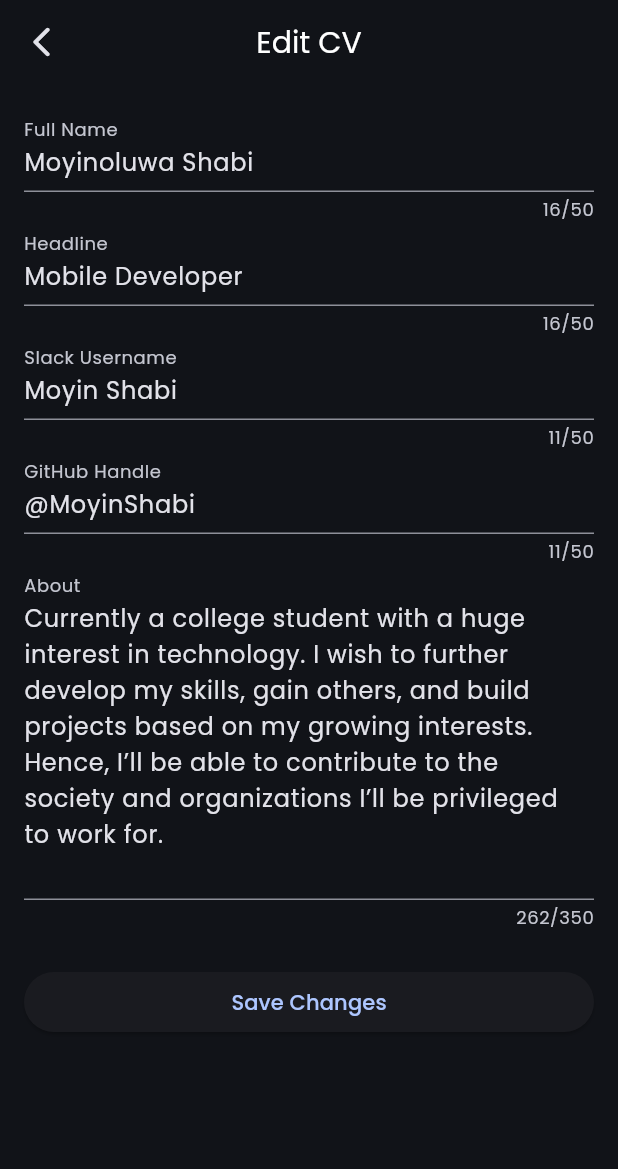
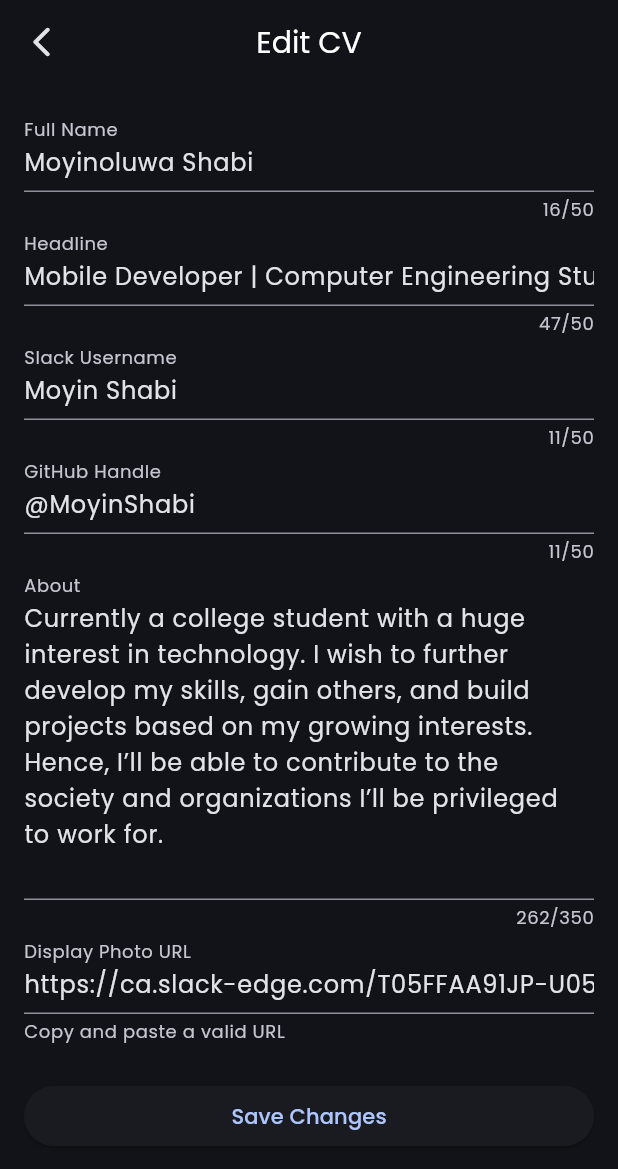
Before and after one commit to MoyinShabi/mobile-task2, a Flutter app: the screen it shows after launch, after a tap on "Edit CV", on a phone screen of 412 x 824 dp. Shown: the top 1169 px of the screen. Run offline on Flutter 3.47's test engine with Material 2 defaults, Android fonts, the phone set to English and light mode, and no system bars; network calls fail.

Commit message:
feat: edit display photo

```diff
--- a/lib/main.dart
+++ b/lib/main.dart
@@ -14,6 +14,9 @@ class MyApp extends StatelessWidget {
         colorScheme: ColorScheme.fromSeed(
             brightness: Brightness.dark, seedColor: Colors.blueAccent),
         useMaterial3: true,
+        splashColor: Colors.transparent,
+        highlightColor: Colors.transparent,
+        splashFactory: NoSplash.splashFactory,
         fontFamily: 'Poppins',
         appBarTheme: const AppBarTheme(
           elevation: 1,
--- a/lib/screens/edit_details_screen.dart
+++ b/lib/screens/edit_details_screen.dart
@@ -6,6 +6,7 @@ class EditDetailsScreen extends StatefulWidget {
   final String slackUsername;
   final String githubHandle;
   final String about;
+  final String imageUrl;
   final Function(Map<String, String>) onSave;
 
   const EditDetailsScreen({
@@ -16,6 +17,7 @@ class EditDetailsScreen extends StatefulWidget {
     required this.githubHandle,
     required this.about,
     required this.onSave,
+    required this.imageUrl,
   });
 
   @override
@@ -30,6 +32,7 @@ class _EditDetailsScreenState extends State<EditDetailsScreen> {
       TextEditingController();
   final TextEditingController _githubHandleController = TextEditingController();
   final TextEditingController _aboutController = TextEditingController();
+  final TextEditingController _imageUrlController = TextEditingController();
 
   @override
   void initState() {
@@ -38,6 +41,7 @@ class _EditDetailsScreenState extends State<EditDetailsScreen> {
     _slackUsernameController.text = widget.slackUsername;
     _githubHandleController.text = widget.githubHandle;
     _aboutController.text = widget.about;
+    _imageUrlController.text = widget.imageUrl;
     super.initState();
   }
 
@@ -48,6 +52,7 @@ class _EditDetailsScreenState extends State<EditDetailsScreen> {
     _slackUsernameController.dispose();
     _githubHandleController.dispose();
     _aboutController.dispose();
+    _imageUrlController.dispose();
     super.dispose();
   }
 
@@ -60,6 +65,7 @@ class _EditDetailsScreenState extends State<EditDetailsScreen> {
         'slackUsername': _slackUsernameController.text,
         'githubHandle': _githubHandleController.text,
         'about': _aboutController.text,
+        'imageUrl': _imageUrlController.text,
       };
       widget.onSave(editedData);
       Navigator.of(context).pop();
@@ -84,7 +90,7 @@ class _EditDetailsScreenState extends State<EditDetailsScreen> {
             key: _formKey,
             child: Column(
               crossAxisAlignment: CrossAxisAlignment.stretch,
-              children: <Widget>[
+              children: [
                 TextFormField(
                   controller: _fullNameController,
                   decoration: const InputDecoration(labelText: 'Full Name'),
@@ -174,6 +180,26 @@ class _EditDetailsScreenState extends State<EditDetailsScreen> {
                     _aboutController.text = value!;
                   },
                 ),
+                TextFormField(
+                  controller: _imageUrlController,
+                  decoration: const InputDecoration(
+                      labelText: 'Display Photo URL',
+                      hintText: 'E.g https://picsum.photos/536/354',
+                      hintStyle: TextStyle(fontSize: 14),
+                      helperText: 'Copy and paste a valid URL'),
+                  validator: (value) {
+                    if (value == null ||
+                        value.isEmpty ||
+                        value.trim().length <= 1 ||
+                        !Uri.parse(value).hasAbsolutePath) {
+                      return 'Enter a valid URL';
+                    }
+                    return null;
+                  },
+                  onSaved: (value) {
+                    _imageUrlController.text = value!;
+                  },
+                ),
                 const SizedBox(height: 24),
                 ElevatedButton(
                   onPressed: _saveChanges,
--- a/lib/screens/home_screen.dart
+++ b/lib/screens/home_screen.dart
@@ -11,12 +11,13 @@ class HomeScreen extends StatefulWidget {
 
 class _HomeScreenState extends State<HomeScreen> {
   String fullName = 'Moyinoluwa Shabi';
-  String headline = 'Mobile Developer';
+  String headline = 'Mobile Developer | Computer Engineering Student';
   String slackUsername = 'Moyin Shabi';
   String githubHandle = '@MoyinShabi';
   String about =
       "Currently a college student with a huge interest in technology. I wish to further develop my skills, gain others, and build projects based on my growing interests. Hence, I’ll be able to contribute to the society and organizations I’ll be privileged to work for.";
-
+  String imageUrl =
+      'https://ca.slack-edge.com/T05FFAA91JP-U05R9C5KVM1-4330588d04f6-512';
   void _updateData(Map<String, String> editedData) {
     setState(() {
       fullName = editedData['fullName'] ?? fullName;
@@ -24,6 +25,7 @@ class _HomeScreenState extends State<HomeScreen> {
       slackUsername = editedData['slackUsername'] ?? slackUsername;
       githubHandle = editedData['githubHandle'] ?? githubHandle;
       about = editedData['about'] ?? about;
+      imageUrl = editedData['imageUrl'] ?? imageUrl;
     });
   }
 
@@ -39,7 +41,7 @@ class _HomeScreenState extends State<HomeScreen> {
           child: Column(
             crossAxisAlignment: CrossAxisAlignment.start,
             children: [
-              const DisplayPhoto(),
+              DisplayPhoto(imageUrl: imageUrl),
               const SizedBox(height: 20),
               Text(
                 fullName,
@@ -48,7 +50,7 @@ class _HomeScreenState extends State<HomeScreen> {
                   fontWeight: FontWeight.bold,
                 ),
               ),
-              const SizedBox(height: 5),
+              const SizedBox(height: 4),
               Text(
                 headline,
                 style: const TextStyle(fontSize: 16),
@@ -80,6 +82,7 @@ class _HomeScreenState extends State<HomeScreen> {
                 slackUsername: slackUsername,
                 githubHandle: githubHandle,
                 about: about,
+                imageUrl: imageUrl,
                 onSave: _updateData,
               ),
             ),
--- a/lib/widgets/display_photo.dart
+++ b/lib/widgets/display_photo.dart
@@ -1,14 +1,29 @@
 import 'package:flutter/material.dart';
 
 class DisplayPhoto extends StatelessWidget {
-  const DisplayPhoto({super.key});
+  final String imageUrl;
+  const DisplayPhoto({
+    super.key,
+    required this.imageUrl,
+  });
 
   @override
   Widget build(BuildContext context) {
     return ClipRRect(
       borderRadius: BorderRadius.circular(24),
-      child: Image.asset(
-        'assets/images/slack-display-photo.jpg',
+      child: FadeInImage(
+        image: NetworkImage(imageUrl),
+        placeholder: const AssetImage('assets/images/placeholder.png'),
+        placeholderFit: BoxFit.cover,
+        imageErrorBuilder: (context, error, stackTrace) => ClipRRect(
+          borderRadius: BorderRadius.circular(24),
+          child: Image.asset(
+            'assets/images/no-image.png',
+            fit: BoxFit.cover,
+            height: 150,
+            width: 150,
+          ),
+        ),
         fit: BoxFit.cover,
         height: 150,
         width: 150,
--- a/pubspec.yaml
+++ b/pubspec.yaml
@@ -60,7 +60,7 @@ flutter:
 
   # To add assets to your application, add an assets section, like this:
   assets:
-  - assets/images/slack-display-photo.jpg
+  - assets/images/
 
   # An image asset can refer to one or more resolution-specific "variants", see
   # https://flutter.dev/assets-and-images/#resolution-aware
```
Also changed, not shown: assets/images/no-image.png (added), assets/images/placeholder.png (added), assets/images/slack-display-photo.jpg (deleted).
